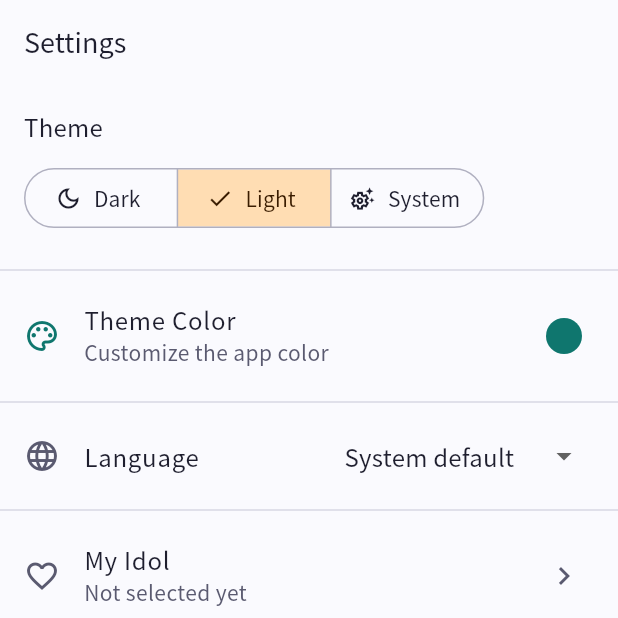
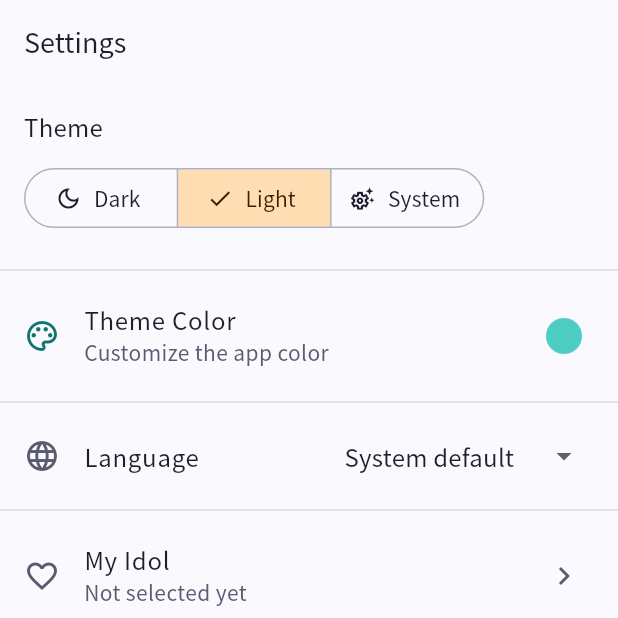
Before and after one commit to tigerroom-official/fangeul, a Flutter app: the SettingsScreen screen opened by its route, after a tap on "Light", on a phone screen of 412 x 824 dp, the top half of it. Run offline on Flutter 3.47's test engine with Material 3 defaults, Android fonts, the phone set to English and light mode, and no system bars; our stand-ins replace clock, confetti, firebase_analytics, firebase_core, firebase_crashlytics, firebase_remote_config and 12 more; accounts and stored records are empty; generated files the repository leaves out were written again.

Commit message:
refactor: migrate settings_screen to ChoeaeColorNotifier
Co-Authored-By: Claude Opus 4.6 <noreply@anthropic.com>

```diff
--- a/lib/presentation/screens/settings_screen.dart
+++ b/lib/presentation/screens/settings_screen.dart
@@ -9,9 +9,12 @@ import 'package:fangeul/core/entities/monetization_state.dart';
 import 'package:fangeul/l10n/app_localizations.dart';
 import 'package:fangeul/platform/bubble_state.dart';
 import 'package:fangeul/presentation/providers/bubble_providers.dart';
+import 'package:fangeul/presentation/providers/choeae_color_provider.dart';
 import 'package:fangeul/presentation/providers/monetization_provider.dart';
 import 'package:fangeul/presentation/providers/my_idol_provider.dart';
 import 'package:fangeul/presentation/providers/theme_providers.dart';
+import 'package:fangeul/presentation/theme/choeae_color_config.dart';
+import 'package:fangeul/presentation/theme/palette_registry.dart';
 import 'package:fangeul/presentation/widgets/theme_picker_sheet.dart';
 
 /// 지원 언어 목록 — null은 시스템 기본.
@@ -47,7 +50,7 @@ class SettingsScreen extends ConsumerWidget {
     final l = L.of(context);
     final themeMode = ref.watch(themeModeNotifierProvider);
     final userLocale = ref.watch(localeNotifierProvider);
-    final seedColor = ref.watch(themeColorNotifierProvider);
+    final choeaeColor = ref.watch(choeaeColorNotifierProvider);
     final theme = Theme.of(context);
 
     return Scaffold(
@@ -101,7 +104,11 @@ class SettingsScreen extends ConsumerWidget {
               width: 24,
               height: 24,
               decoration: BoxDecoration(
-                color: seedColor ?? theme.colorScheme.primary,
+                color: switch (choeaeColor) {
+                  ChoeaeColorCustom(:final seedColor) => seedColor,
+                  ChoeaeColorPalette(:final packId) =>
+                    PaletteRegistry.get(packId).previewColor,
+                },
                 shape: BoxShape.circle,
               ),
             ),
```
